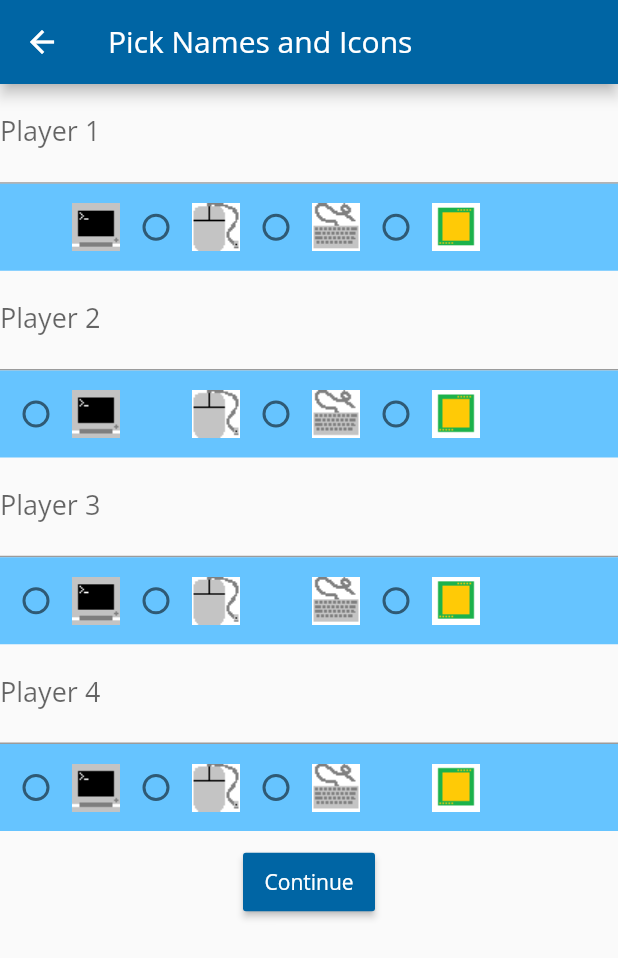
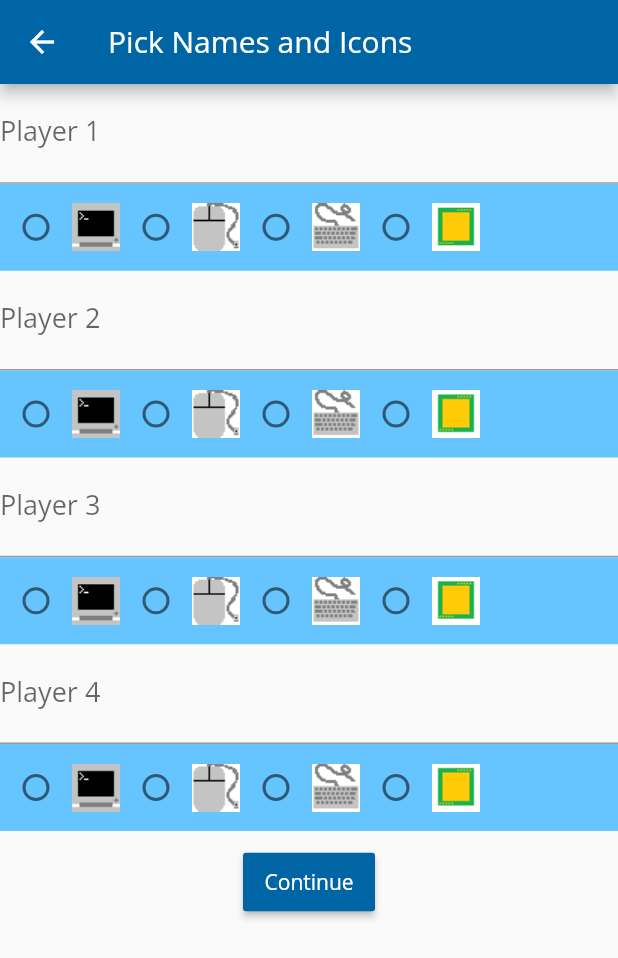
Before and after one commit to KmanT/monopoly_mobile, a Flutter app: the PlayerCountPage screen opened by its route, after a tap on "Four Players", on a phone screen of 412 x 824 dp. Shown: the top 958 px of the screen. Run offline on Flutter 3.47's test engine with Material 2 defaults, Android fonts, the phone set to English and light mode, and no system bars.

Commit message:
Player List can now be initialized!
Can set the number of players, their name, and their piece id.

```diff
--- a/lib/game_objects/player.dart
+++ b/lib/game_objects/player.dart
@@ -1,6 +1,6 @@
 class Player {
   final int _playID;
-  String _name;
+  String _name = 'Player';
   int _pieceID = 0;
   int _balance = 1500;
   int _position = 0;
@@ -11,7 +11,7 @@ class Player {
 
   int get playID => _playID;
 
-  set name(String val) => _name;
+  set name(String val) => _name = val;
 
   String get name => _name;
 
--- /dev/null
+++ b/lib/main_theme_data.dart
@@ -0,0 +1,15 @@
+import 'package:flutter/material.dart';
+
+class MainThemeData {
+  static final ThemeData _mainThemeData = ThemeData(
+    primarySwatch: Colors.blue,
+    primaryColor: Color.fromRGBO(0, 101, 164, 1.0),
+    accentColor: Color.fromRGBO(102, 196, 255, 1.0),
+    buttonColor: Color.fromRGBO(0, 101, 164, 1.0),
+    fontFamily: 'OpenSans'
+  );
+
+  static ThemeData getThemeData() {
+    return _mainThemeData;
+  }
+}
--- a/lib/pages/player_count_page.dart
+++ b/lib/pages/player_count_page.dart
@@ -2,56 +2,39 @@ import 'package:flutter/material.dart';
 
 class PlayerCountPage extends StatelessWidget {
   int _playerCount;
-  //Widget _buildOnePlayerButton() {}
+
+  Map<int, String> _countStrings = {
+    2: "Two",
+    3: "Three",
+    4: "Four",
+  };
 
   void _changePage(BuildContext context) {
     String routeName = '/info/' + _playerCount.toString();
     Navigator.pushNamed(context, routeName);
   }
 
-  Widget _buildTwoPlayerButton(BuildContext context) {
-    return RaisedButton(
+  Widget _buildPlayerButton(BuildContext context, int playerCount) {
+     return RaisedButton(
       child: Text(
-        'Two Players',
+        '${_countStrings[playerCount]} Players',
         style: TextStyle(
           color: Colors.white
         )
       ),
       onPressed: () {
-        _playerCount = 2;
+        _playerCount = playerCount;
         _changePage(context);
       }
     );
   }
 
-  Widget _buildThreePlayerButton(BuildContext context) {
-    return RaisedButton(
-      child: Text(
-        'Three Players',
-        style: TextStyle(
-          color: Colors.white
-        )
-      ),
-      onPressed: () {
-        _playerCount = 3;
-        _changePage(context);
-      }
-    );
-  }
-
-  Widget _buildFourPlayerButton(BuildContext context) {
-    return RaisedButton(
-      child: Text(
-        'Four Players',
-        style: TextStyle(
-          color: Colors.white
-        )
-      ),
-      onPressed: () {
-        _playerCount = 4;
-        _changePage(context);
-      }
-    );
+  List<Widget> _buildButtonList(BuildContext context) {
+    List<Widget> btnList = [];
+    for (var val in _countStrings.keys) {
+      btnList.add(_buildPlayerButton(context, val));
+    }
+    return btnList;
   }
 
   @override
@@ -64,15 +47,10 @@ class PlayerCountPage extends StatelessWidget {
       body: Center(
         child: Container(
           child: Column(
-            children: <Widget>[
-              _buildTwoPlayerButton(context),
-              _buildThreePlayerButton(context),
-              _buildFourPlayerButton(context)
-            ],
+            children: _buildButtonList(context)
+            )
           ),
         ),
-
-      )
-    );
+      );
   }
 }
--- a/lib/pages/player_info_page.dart
+++ b/lib/pages/player_info_page.dart
@@ -1,11 +1,12 @@
 import 'package:flutter/material.dart';
 
 import '../game_objects/player.dart';
+import '../widgets/name_input_row.dart';
 import '../widgets/icon_row.dart';
 
 class PlayerInfoPage extends StatefulWidget {
   final int _playerCount;
-  List<Player> _playerList = [];
+  final List<Player> _playerList = [];
 
   PlayerInfoPage(this._playerCount);
 
@@ -33,21 +34,7 @@ class _PlayerInfoState extends State<PlayerInfoPage> {
   Widget _buildPlayerRow(String lblName, Player p) {
     return Column(
       children: <Widget>[
-        Row(
-          children: <Widget>[
-            Flexible(
-              child: TextFormField(
-                style: TextStyle(
-                  fontSize: 18,
-                  color: Theme.of(context).primaryColor
-                ),
-                decoration: InputDecoration(
-                  labelText: lblName
-                ),
-              )
-            ),
-          ]
-        ),
+        NameInputRow(lblName, p),
         IconRow(p)
       ]
     );
@@ -70,47 +57,19 @@ class _PlayerInfoState extends State<PlayerInfoPage> {
   }
 
   void _startGame() {
+    _formKey.currentState.save();
     for (Player p in _playerList) {
-      print("Player ${p.playID} ${p.pieceID}");
+      print("${p.name} ${p.playID} ${p.pieceID}");
     }
   }
 
   Widget _buildPlayerForm() {
-    if (_playerCount == 1) {
-      return Column (
-        children: <Widget>[
-          _buildPlayerRow('Player 1', _playerList[0]),
-          _buildContinueButton()
-        ]
-      );
-    } else if (_playerCount == 2) {
-      return Column (
-        children: <Widget>[
-          _buildPlayerRow('Player 1', _playerList[0]),
-          _buildPlayerRow('Player 2', _playerList[1]),
-          _buildContinueButton()
-        ]
-      );
-    } else if (_playerCount == 3) {
-      return Column (
-        children: <Widget>[
-          _buildPlayerRow('Player 1', _playerList[0]),
-          _buildPlayerRow('Player 2', _playerList[1]),
-          _buildPlayerRow('Player 3', _playerList[2]),
-          _buildContinueButton()
-        ]
-      );
-    } else  {
-      return Column (
-        children: <Widget>[
-          _buildPlayerRow('Player 1', _playerList[0]),
-          _buildPlayerRow('Player 2', _playerList[1]),
-          _buildPlayerRow('Player 3', _playerList[2]),
-          _buildPlayerRow('Player 4', _playerList[3]),
-          _buildContinueButton()
-        ]
-      );
+    List<Widget> formList = [];
+    for (Player p in _playerList) {
+      formList.add(_buildPlayerRow("Player ${p.playID}", p));
     }
+    formList.add(_buildContinueButton());
+    return Column (children: formList);
   }
 
   @override
--- a/lib/widgets/icon_row.dart
+++ b/lib/widgets/icon_row.dart
@@ -14,7 +14,6 @@ class IconRow extends StatefulWidget {
 }
 
 class IconRowState extends State<IconRow> {
-
   final Player _player;
 
   IconRowState(this._player);
@@ -25,10 +24,10 @@ class IconRowState extends State<IconRow> {
     });
   }
 
-  Widget _buildRadioButton(Player p, int btnNum) {
+  Widget _buildRadioButton(int btnNum) {
     return Radio(
       value: btnNum,
-      groupValue: p.playID,
+      groupValue: -1,
       onChanged: _setPlayerIcon,
     );
   }
@@ -40,13 +39,13 @@ class IconRowState extends State<IconRow> {
       padding: EdgeInsets.symmetric(vertical: 5.0),
       child: Row(
         children: <Widget>[
-          _buildRadioButton(_player, 1),
+          _buildRadioButton(1),
           Image.asset('assets/images/pieces/piece1.png'),
-          _buildRadioButton(_player, 2),
+          _buildRadioButton(2),
           Image.asset('assets/images/pieces/piece2.png'),
-          _buildRadioButton(_player, 3),
+          _buildRadioButton(3),
           Image.asset('assets/images/pieces/piece3.png'),
-         _buildRadioButton(_player, 4),
+         _buildRadioButton(4),
           Image.asset('assets/images/pieces/piece4.png'),
         ],
       )
--- /dev/null
+++ b/lib/widgets/name_input_row.dart
@@ -0,0 +1,44 @@
+import 'package:flutter/material.dart';
+
+import '../game_objects/player.dart';
+
+class NameInputRow extends StatefulWidget {
+ final String _lblName;
+ Player p;
+
+  NameInputRow(this._lblName, this.p);
+
+  @override
+  State<StatefulWidget> createState() {
+    return _NameInputState(this._lblName, this.p);
+  }
+}
+
+class _NameInputState extends State<NameInputRow> {
+  final String _lblName;
+  Player p;
+
+  _NameInputState(this._lblName, this.p);
+
+  @override
+  Widget build(BuildContext context) {
+    return Row(
+      children: <Widget>[
+        Flexible(
+          child: TextFormField(
+            style: TextStyle(
+              fontSize: 18,
+              color: Theme.of(context).primaryColor
+            ),
+            decoration: InputDecoration(
+              labelText: _lblName
+            ),
+            onSaved: (String value) {
+                p.name = value;
+            }
+          )
+        ),
+      ]
+    );
+  }
+}
```
Also changed, not shown: lib/game_objects/dice.dart (+9 -15 lines), lib/game_objects/game_controller.dart (+11 -4 lines), lib/main.dart (+2 -9 lines).
